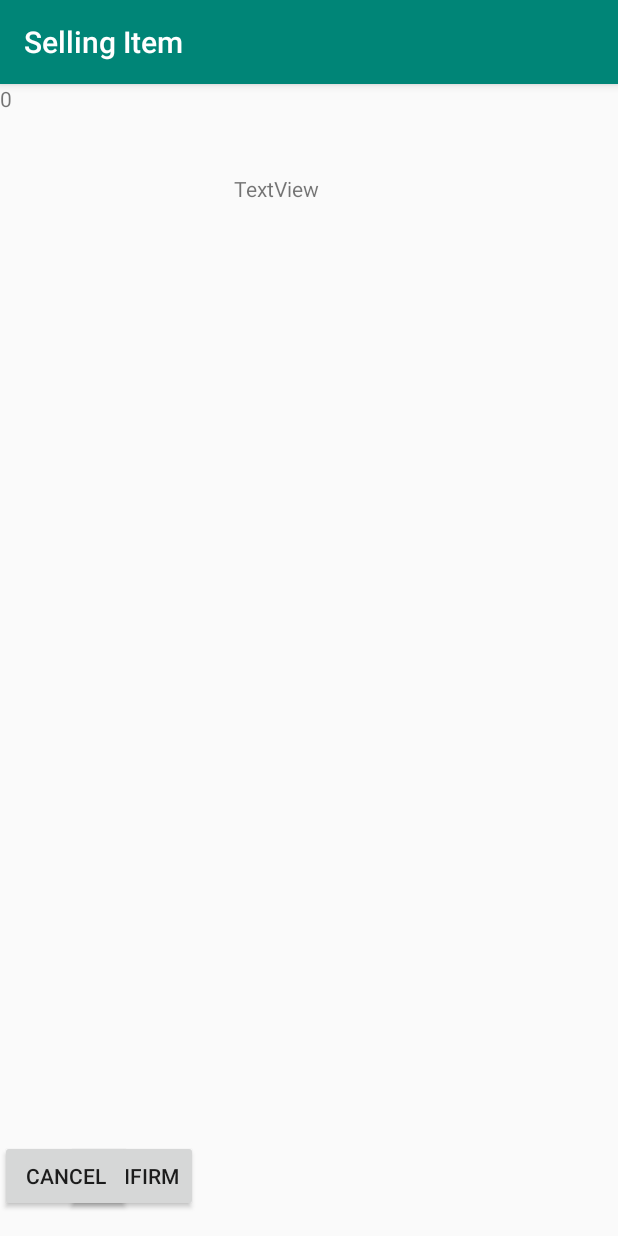
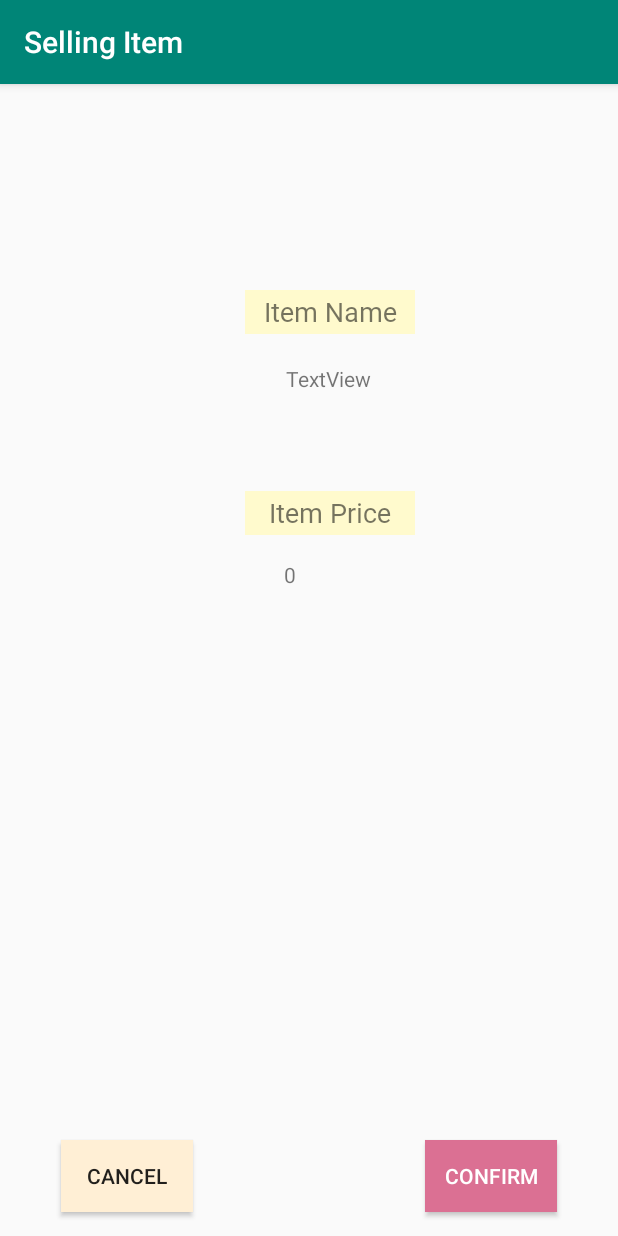
Before and after one commit to sairapoonnen/CS2340SpaceTraderProject, an Android app: the EditItemActivity screen opened directly, with no data from a screen before it, on a phone screen of 412 x 824 dp. Run offline under Robolectric (Android 15) with nearby library versions, the phone set to English and light mode, and no system bars; Roboto replaces fonts that are not available here; 2 statements that could not run were skipped.

Commit message:
Edited xml files

```diff
--- a/app/src/main/res/layout/activity_edititem.xml
+++ b/app/src/main/res/layout/activity_edititem.xml
@@ -6,45 +6,121 @@
     android:layout_width="match_parent"
     android:layout_height="match_parent">
 
+    <TextView
+        android:id="@+id/itemPrice_header"
+        android:layout_width="113dp"
+        android:layout_height="29dp"
+        android:layout_marginStart="8dp"
+        android:layout_marginLeft="8dp"
+        android:layout_marginTop="8dp"
+        android:layout_marginEnd="8dp"
+        android:layout_marginRight="8dp"
+        android:layout_marginBottom="8dp"
+        android:background="@color/LemonChiffon"
+        android:gravity="center"
+        android:text="Item Price"
+        android:textSize="18sp"
+        app:fontFamily="@font/alegreya_sans_sc_bold"
+        app:layout_constraintBottom_toBottomOf="parent"
+        app:layout_constraintEnd_toEndOf="parent"
+        app:layout_constraintHorizontal_bias="0.549"
+        app:layout_constraintStart_toStartOf="parent"
+        app:layout_constraintTop_toTopOf="parent"
+        app:layout_constraintVertical_bias="0.364" />
+
+    <TextView
+        android:id="@+id/itemName_header"
+        android:layout_width="113dp"
+        android:layout_height="29dp"
+        android:layout_marginStart="8dp"
+        android:layout_marginLeft="8dp"
+        android:layout_marginTop="8dp"
+        android:layout_marginEnd="8dp"
+        android:layout_marginRight="8dp"
+        android:layout_marginBottom="8dp"
+        android:background="@color/LemonChiffon"
+        android:gravity="center"
+        android:text="Item Name"
+        android:textSize="18sp"
+        app:fontFamily="@font/alegreya_sans_sc_bold"
+        app:layout_constraintBottom_toBottomOf="parent"
+        app:layout_constraintEnd_toEndOf="parent"
+        app:layout_constraintHorizontal_bias="0.549"
+        app:layout_constraintStart_toStartOf="parent"
+        app:layout_constraintTop_toTopOf="parent"
+        app:layout_constraintVertical_bias="0.179" />
+
     <Button
-        android:id="@+id/confirm"
+        android:id="@+id/cancel"
         android:layout_width="wrap_content"
         android:layout_height="wrap_content"
+        android:layout_marginTop="8dp"
         android:layout_marginBottom="16dp"
         android:onClick="onConfirmedPressed"
-        android:text="Confirm"
+        android:text="Cancel"
+        android:background="@color/PapayaWhip"
         app:layout_constraintBottom_toBottomOf="parent"
         app:layout_constraintEnd_toEndOf="parent"
-        app:layout_constraintHorizontal_bias="0.136"
-        app:layout_constraintStart_toStartOf="parent" />
+        app:layout_constraintHorizontal_bias="0.126"
+        app:layout_constraintStart_toStartOf="parent"
+        app:layout_constraintTop_toTopOf="parent"
+        app:layout_constraintVertical_bias="1.0" />
 
     <TextView
         android:id="@+id/item_name"
         android:layout_width="wrap_content"
         android:layout_height="wrap_content"
-        android:layout_marginStart="156dp"
-        android:layout_marginLeft="156dp"
-        android:layout_marginTop="60dp"
+        android:layout_marginStart="8dp"
+        android:layout_marginLeft="8dp"
+        android:layout_marginTop="8dp"
+        android:layout_marginEnd="8dp"
+        android:layout_marginRight="8dp"
+        android:layout_marginBottom="8dp"
         android:text="TextView"
+        app:layout_constraintBottom_toBottomOf="parent"
+        app:layout_constraintEnd_toEndOf="parent"
+        app:layout_constraintHorizontal_bias="0.538"
         app:layout_constraintStart_toStartOf="parent"
-        app:layout_constraintTop_toTopOf="parent" />
+        app:layout_constraintTop_toTopOf="parent"
+        app:layout_constraintVertical_bias="0.244" />
 
     <Button
-        android:id="@+id/button2"
+        android:id="@+id/confirm"
         android:layout_width="wrap_content"
         android:layout_height="wrap_content"
+        android:layout_marginStart="8dp"
+        android:layout_marginLeft="8dp"
+        android:layout_marginTop="8dp"
+        android:layout_marginEnd="8dp"
+        android:layout_marginRight="8dp"
         android:layout_marginBottom="16dp"
         android:onClick="onCancelPressed"
-        android:text="Cancel"
+        android:text="Confirm"
+        android:textColor="@color/White"
+        android:background="@color/PaleVioletRed"
         app:layout_constraintBottom_toBottomOf="parent"
-        tools:layout_editor_absoluteX="288dp" />
+        app:layout_constraintEnd_toEndOf="parent"
+        app:layout_constraintHorizontal_bias="0.895"
+        app:layout_constraintStart_toStartOf="parent"
+        app:layout_constraintTop_toTopOf="parent"
+        app:layout_constraintVertical_bias="1.0" />
 
     <TextView
         android:id="@+id/item_price"
-        android:layout_width="wrap_content"
-        android:layout_height="wrap_content"
+        android:layout_width="57dp"
+        android:layout_height="20dp"
+        android:layout_marginStart="8dp"
+        android:layout_marginLeft="8dp"
+        android:layout_marginTop="8dp"
+        android:layout_marginEnd="8dp"
+        android:layout_marginRight="8dp"
+        android:layout_marginBottom="8dp"
         android:text="TextView"
-        tools:layout_editor_absoluteX="156dp"
-        tools:layout_editor_absoluteY="136dp" />
+        app:layout_constraintBottom_toBottomOf="parent"
+        app:layout_constraintEnd_toEndOf="parent"
+        app:layout_constraintHorizontal_bias="0.535"
+        app:layout_constraintStart_toStartOf="parent"
+        app:layout_constraintTop_toTopOf="parent"
+        app:layout_constraintVertical_bias="0.423" />
 
 </android.support.constraint.ConstraintLayout>
```
Also changed, not shown: app/src/main/res/drawable/createPlayer.png (added), app/src/main/res/drawable/galaxy.png (added), app/src/main/res/drawable/landing.jpg (added), app/src/main/res/drawable/launch.png (added), app/src/main/res/drawable/market.png (added), app/src/main/res/drawable/planet.png (added), app/src/main/res/drawable/planet2.png (added), app/src/main/res/drawable/planet3.jpg (added), app/src/main/res/drawable/player.png (added), app/src/main/res/drawable/spaceShip.png (added), app/src/main/res/drawable/universe.png (added), app/src/main/res/drawable/universe2.png (added), app/src/main/res/drawable/universe3.png (added), app/src/main/res/drawable/warmhole.jpg (added), 2 other files.
